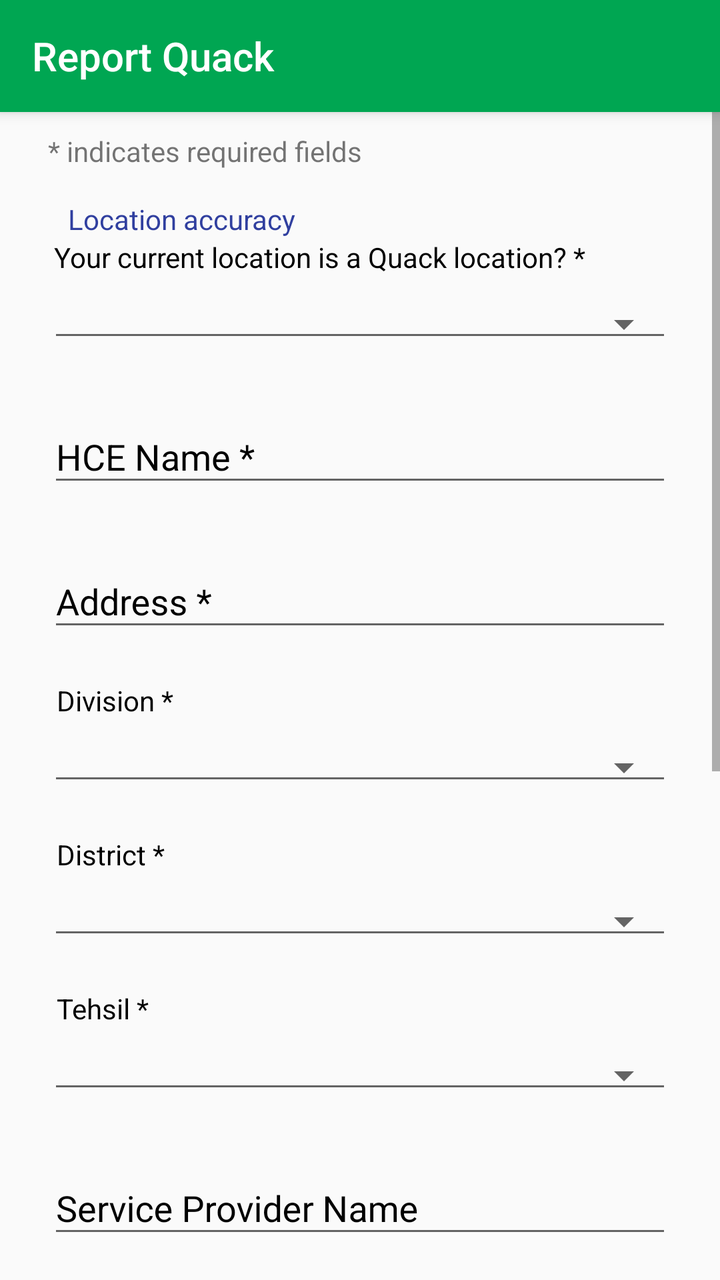
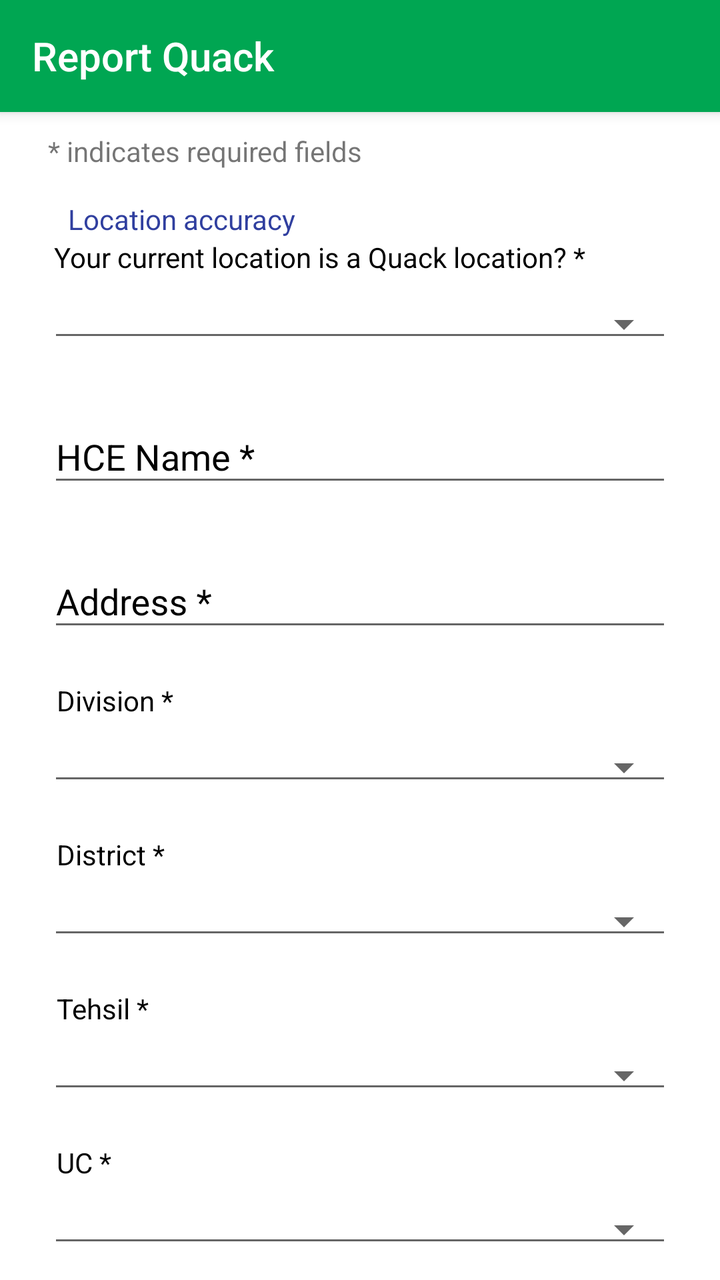

Compare the two renders of this Android layout. The source of the first and the diff that turns it into the second are given below.
<!-- AndroidManifest.xml: application theme AppTheme -->
<!-- res/layout/newquack.xml -->
<?xml version="1.0" encoding="utf-8"?>
<LinearLayout
    xmlns:android="http://schemas.android.com/apk/res/android"
    xmlns:tools="http://schemas.android.com/tools"
    xmlns:app="http://schemas.android.com/apk/res-auto"
    android:layout_width="match_parent"
    android:layout_height="match_parent"
    android:orientation="vertical"
    tools:context="com.phc.cimplus.Activities.Common.ReportQuackActivity">

    <androidx.appcompat.widget.Toolbar
        android:id="@+id/toolbar"
        android:layout_width="match_parent"
        android:layout_height="?attr/actionBarSize"
        android:background="?attr/colorPrimary"
        android:elevation="4dp"
        android:theme="@style/ThemeOverlay.AppCompat.Dark.ActionBar"
        app:popupTheme="@style/ThemeOverlay.AppCompat.Light"
        app:title="Report Quack"
        app:titleTextColor="#FFFFFF" />

    <ScrollView
        android:layout_width="match_parent"
        android:layout_height="match_parent">

        <LinearLayout
            android:layout_width="match_parent"
            android:layout_height="wrap_content"
            android:orientation="vertical"
            android:paddingLeft="24dp"
            android:paddingRight="24dp"
            android:paddingTop="5dp"
            android:paddingBottom="30dp">

            <TextView
                android:id="@+id/indicatelabel"
                android:layout_width="match_parent"
                android:layout_height="wrap_content"
                android:layout_marginTop="5dp"
                android:layout_marginBottom="5dp"
                android:text="* indicates required fields"
                />

            <LinearLayout
                android:layout_width="match_parent"
                android:layout_height="wrap_content"
                android:orientation="horizontal"
                android:gravity="start"
                android:layout_marginTop="10dp">

                <TextView
                    android:id="@+id/accuracylabel"
                    android:layout_width="wrap_content"
                    android:layout_height="wrap_content"
                    android:textColor="@color/colorPrimaryDark"
                    android:layout_marginLeft="10dp"
                    android:text="Location accuracy"/>

            </LinearLayout>

            <com.google.android.material.textfield.TextInputLayout
                android:layout_width="match_parent"
                android:layout_height="wrap_content"
                android:layout_marginBottom="10dp">

                <TextView
                    android:id="@+id/quacklabel"
                    android:layout_width="match_parent"
                    android:layout_height="wrap_content"
                    android:layout_gravity="start"
                    android:layout_marginLeft="3dp"
                    android:layout_marginBottom="10dp"
                    android:text="Your current location is a Quack location? *"
                    android:textColor="#000000" />

                <Spinner
                    android:id="@+id/quackloc_spinner"
                    style="@style/Widget.AppCompat.Spinner.Underlined"
                    android:layout_width="match_parent"
                    android:layout_height="wrap_content" />

            </com.google.android.material.textfield.TextInputLayout>

            <LinearLayout
                android:id="@+id/location_picker_block"
                android:layout_width="match_parent"
                android:layout_height="wrap_content"
                android:orientation="vertical"
                android:visibility="gone">

                <com.google.android.material.textfield.TextInputLayout
                    android:id="@+id/lat_layout"
                    android:layout_width="match_parent"
                    android:layout_height="wrap_content"
                    android:layout_marginBottom="10dp"
                    android:layout_marginTop="10dp"
                    android:textColorHint="#616161">

                    <com.google.android.material.textfield.TextInputEditText
                        android:id="@+id/lat"
                        android:layout_width="match_parent"
                        android:layout_height="wrap_content"
                        android:inputType="text"
                        android:hint="User Latitude *"
                        android:textColor="#000000"/>

                </com.google.android.material.textfield.TextInputLayout>

                <com.google.android.material.textfield.TextInputLayout
                    android:id="@+id/lng_layout"
                    android:layout_width="match_parent"
                    android:layout_height="wrap_content"
                    android:layout_marginBottom="10dp"
                    android:layout_marginTop="10dp"
                    android:textColorHint="#616161">

                    <com.google.android.material.textfield.TextInputEditText
                        android:id="@+id/lng"
                        android:layout_width="match_parent"
                        android:layout_height="wrap_content"
                        android:inputType="text"
                        android:hint="User Longitude *"
                        android:textColor="#000000"/>

                </com.google.android.material.textfield.TextInputLayout>

                <androidx.appcompat.widget.AppCompatButton
                    android:id="@+id/btn_pick_location"
                    android:layout_width="wrap_content"
                    android:layout_height="wrap_content"
                    android:layout_gravity="center_horizontal"
                    android:layout_marginTop="16dp"
                    android:layout_marginBottom="16dp"
                    android:paddingLeft="24dp"
                    android:paddingRight="24dp"
                    android:background="@drawable/btn_rounded_primary"
                    android:drawableStart="@drawable/location_pickup"
                    android:drawablePadding="8dp"
                    android:text="Select on Map"
                    android:textAllCaps="false"
                    android:textColor="#FFFFFF" />

            </LinearLayout>

            <com.google.android.material.textfield.TextInputLayout
                android:layout_width="match_parent"
                android:layout_height="wrap_content"
                android:layout_marginBottom="10dp"
                android:layout_marginTop="10dp"
                android:textColorHint="#000000">

                <com.google.android.material.textfield.TextInputEditText
                    android:id="@+id/hce_name"
                    android:layout_width="match_parent"
                    android:layout_height="wrap_content"
                    android:inputType="textMultiLine"
                    android:hint="HCE Name *"
                    android:textColor="#000000"/>

            </com.google.android.material.textfield.TextInputLayout>

            <com.google.android.material.textfield.TextInputLayout
                android:layout_width="match_parent"
                android:layout_height="wrap_content"
                android:layout_marginBottom="10dp"
                android:layout_marginTop="10dp"
                android:textColorHint="#000000">

                <com.google.android.material.textfield.TextInputEditText
                    android:id="@+id/Address"
                    android:layout_width="match_parent"
                    android:layout_height="wrap_content"
                    android:hint="Address *"
                    android:inputType="textMultiLine"
                    android:textColor="#000000"
                    android:textColorHighlight="#000000" />

            </com.google.android.material.textfield.TextInputLayout>

            <com.google.android.material.textfield.TextInputLayout
                android:layout_width="match_parent"
                android:layout_height="wrap_content"
                android:layout_marginBottom="10dp"
                android:layout_marginTop="10dp">

                <TextView
                    android:id="@+id/divisionlabel"
                    android:layout_width="match_parent"
                    android:layout_height="wrap_content"
                    android:layout_gravity="center"
                    android:layout_marginLeft="3dp"
                    android:layout_marginBottom="10dp"
                    android:text="Division *"
                    android:textColor="#000000" />

                <Spinner
                    android:id="@+id/division_spinner"
                    style="@style/Widget.AppCompat.Spinner.Underlined"
                    android:layout_width="match_parent"
                    android:layout_height="wrap_content" />

            </com.google.android.material.textfield.TextInputLayout>

            <com.google.android.material.textfield.TextInputLayout
                android:layout_width="match_parent"
                android:layout_height="wrap_content"
                android:layout_marginBottom="10dp"
                android:layout_marginTop="10dp">

                <TextView
                    android:id="@+id/districtlabel"
                    android:layout_width="match_parent"
                    android:layout_height="wrap_content"
                    android:layout_gravity="center"
                    android:layout_marginLeft="3dp"
                    android:layout_marginBottom="10dp"
                    android:text="District *"
                    android:textColor="#000000" />

                <Spinner
                    android:id="@+id/district"
                    style="@style/Widget.AppCompat.Spinner.Underlined"
                    android:layout_width="match_parent"
                    android:layout_height="wrap_content"
                    />
            </com.google.android.material.textfield.TextInputLayout>

            <com.google.android.material.textfield.TextInputLayout
                android:layout_width="match_parent"
                android:layout_height="wrap_content"
                android:layout_marginBottom="10dp"
                android:layout_marginTop="10dp">

                <TextView
                    android:id="@+id/Tehsillabel"
                    android:layout_width="match_parent"
                    android:layout_height="wrap_content"
                    android:layout_gravity="center"
                    android:layout_marginLeft="3dp"
                    android:layout_marginBottom="10dp"
                    android:text="Tehsil *"
                    android:textColor="#000000" />

                <Spinner
                    android:id="@+id/Tehsil_spinner"
                    style="@style/Widget.AppCompat.Spinner.Underlined"
                    android:layout_width="match_parent"
                    android:layout_height="wrap_content"
                    />
            </com.google.android.material.textfield.TextInputLayout>

            <com.google.android.material.textfield.TextInputLayout
                android:layout_width="match_parent"
                android:layout_height="wrap_content"
                android:layout_marginBottom="10dp"
                android:layout_marginTop="10dp"
                android:textColorHint="#000000">

                <com.google.android.material.textfield.TextInputEditText
                    android:id="@+id/HCSP_Name"
                    android:layout_width="match_parent"
                    android:layout_height="wrap_content"
                    android:hint="Service Provider Name"
                    android:inputType="textCapWords"
                    android:textColor="#000000"
                    android:tooltipText="Healthcare Service Provider" />

            </com.google.android.material.textfield.TextInputLayout>
            <com.google.android.material.textfield.TextInputLayout
                android:layout_width="match_parent"
                android:layout_height="wrap_content"
                android:layout_marginBottom="10dp"
                android:layout_marginTop="10dp"
                android:textColorHint="#000000">

                <com.google.android.material.textfield.TextInputEditText
                    android:id="@+id/HCSP_SO"
                    android:layout_width="match_parent"
                    android:layout_height="wrap_content"
                    android:hint="Service Provider S/O"
                    android:inputType="textCapWords"
                    android:textColor="#000000"
                    android:tooltipText="Service Provider S/O" />
            </com.google.android.material.textfield.TextInputLayout>

            <com.google.android.material.textfield.TextInputLayout
                android:layout_width="match_parent"
                android:layout_height="wrap_content"
                android:layout_marginBottom="10dp"
                android:layout_marginTop="10dp"
                android:textColorHint="#000000">

                <com.google.android.material.textfield.TextInputEditText
                    android:id="@+id/CNIC"
                    android:layout_width="match_parent"
                    android:layout_height="wrap_content"
                    android:hint="Service Provider CNIC"
                    android:inputType="number"
                    android:textColor="#000000"
                    android:maxLength="15" />
            </com.google.android.material.textfield.TextInputLayout>

            <com.google.android.material.textfield.TextInputLayout
                android:layout_width="match_parent"
                android:layout_height="wrap_content"
                android:layout_marginBottom="10dp"
                android:layout_marginTop="10dp"
                android:textColorHint="#000000">

                <com.google.android.material.textfield.TextInputEditText
                    android:id="@+id/Mobile"
                    android:layout_width="match_parent"
                    android:layout_height="wrap_content"
                    android:hint="Service Provider Mobile"
                    android:inputType="phone"
                    android:maxLength="11"
                    android:textColor="#000000" />
            </com.google.android.material.textfield.TextInputLayout>

            <EditText
                android:id="@+id/comments"
                android:layout_width="match_parent"
                android:layout_height="wrap_content"
                android:layout_marginBottom="10dp"
                android:layout_marginTop="10dp"
                android:backgroundTint="@color/colorPrimaryDark"
                android:hint="Write your comments here"
                android:inputType="textMultiLine"
                android:paddingLeft="10dp" />

            <TextView
                android:id="@+id/errortext"
                android:layout_width="wrap_content"
                android:layout_height="wrap_content"
                android:layout_gravity="center"
                android:layout_marginBottom="10dp"
                android:layout_marginTop="10dp"
                android:textSize="15dp"
                android:text="* Required fields are missing"
                android:textColor="#f70505" />

            <androidx.appcompat.widget.AppCompatButton
                android:id="@+id/btn_submit"
                android:layout_width="wrap_content"
                android:layout_height="wrap_content"
                android:layout_marginBottom="40dp"
                android:layout_marginTop="20dp"
                android:layout_gravity="end"
                android:paddingLeft="32dp"
                android:paddingRight="32dp"
                android:background="@drawable/btn_rounded_primary"
                android:backgroundTint="#229954"
                android:text="Save and Proceed"
                android:textAllCaps="false"
                android:textSize="16sp"
                android:textColor="#FFFFFF" />

        </LinearLayout>
    </ScrollView>
</LinearLayout>
<!-- resources referenced by this layout -->
<resources>
  <color name="colorPrimaryDark">#303F9F</color>
  <!-- drawable btn_rounded_primary (drawable) -->
  <?xml version="1.0" encoding="utf-8"?>
  <ripple xmlns:android="http://schemas.android.com/apk/res/android"
      android:color="#40FFFFFF">
      <item>
          <shape android:shape="rectangle">
              <solid android:color="@color/colorPrimaryDark" />
              <corners android:radius="8dp" />
          </shape>
      </item>
  </ripple>
  <!-- drawable location_pickup: png bitmap (drawable, 1305 bytes) -->
  <style name="AppTheme" parent="Theme.AppCompat.Light.DarkActionBar">
      
      <item name="colorPrimary">@color/colorPrimary</item>
      <item name="colorPrimaryDark">@color/colorPrimaryDark</item>
      <item name="colorAccent">@color/colorAccent</item>
  </style>
  <color name="colorPrimary">#FF00A652</color>
  <color name="colorAccent">#FF4081</color>
</resources>

<!-- the commit's change to res/layout/newquack.xml (unified diff, before → after) -->
@@ -1,27 +1,37 @@
 <?xml version="1.0" encoding="utf-8"?>
-<LinearLayout
+<androidx.coordinatorlayout.widget.CoordinatorLayout
     xmlns:android="http://schemas.android.com/apk/res/android"
     xmlns:tools="http://schemas.android.com/tools"
     xmlns:app="http://schemas.android.com/apk/res-auto"
     android:layout_width="match_parent"
     android:layout_height="match_parent"
-    android:orientation="vertical"
+    android:fitsSystemWindows="true"
+    android:background="#FFFFFF"
     tools:context="com.phc.cimplus.Activities.Common.ReportQuackActivity">
 
-    <androidx.appcompat.widget.Toolbar
-        android:id="@+id/toolbar"
+    <com.google.android.material.appbar.AppBarLayout
         android:layout_width="match_parent"
-        android:layout_height="?attr/actionBarSize"
-        android:background="?attr/colorPrimary"
-        android:elevation="4dp"
-        android:theme="@style/ThemeOverlay.AppCompat.Dark.ActionBar"
-        app:popupTheme="@style/ThemeOverlay.AppCompat.Light"
-        app:title="Report Quack"
-        app:titleTextColor="#FFFFFF" />
-
-    <ScrollView
+        android:layout_height="wrap_content"
+        android:fitsSystemWindows="true"
+        android:theme="@style/ThemeOverlay.AppCompat.Dark.ActionBar">
+
+        <androidx.appcompat.widget.Toolbar
+            android:id="@+id/toolbar"
+            android:layout_width="match_parent"
+            android:layout_height="?attr/actionBarSize"
+            android:background="?attr/colorPrimary"
+            android:elevation="4dp"
+            app:popupTheme="@style/ThemeOverlay.AppCompat.Light"
+            app:title="Report Quack"
+            app:titleTextColor="#FFFFFF" />
+
+    </com.google.android.material.appbar.AppBarLayout>
+
+    <androidx.core.widget.NestedScrollView
         android:layout_width="match_parent"
-        android:layout_height="match_parent">
+        android:layout_height="match_parent"
+        android:fillViewport="true"
+        app:layout_behavior="@string/appbar_scrolling_view_behavior">
 
         <LinearLayout
             android:layout_width="match_parent"
@@ -30,7 +40,63 @@
             android:paddingLeft="24dp"
             android:paddingRight="24dp"
             android:paddingTop="5dp"
-            android:paddingBottom="30dp">
+            android:paddingBottom="50dp">
+
+            
+            <LinearLayout
+                android:id="@+id/layout_current_uc"
+                android:layout_width="match_parent"
+                android:layout_height="wrap_content"
+                android:orientation="vertical"
+                android:background="#E8F5E9"
+                android:padding="12dp"
+                android:layout_marginTop="8dp"
+                android:layout_marginBottom="12dp"
+                android:visibility="gone">
+
+                <LinearLayout
+                    android:layout_width="match_parent"
+                    android:layout_height="wrap_content"
+                    android:gravity="center_vertical"
+                    android:orientation="horizontal">
+
+                    <TextView
+                        android:layout_width="0dp"
+                        android:layout_height="wrap_content"
+                        android:layout_weight="1"
+                        android:text="📍 Current Detected Location:"
+                        android:textColor="#2E7D32"
+                        android:textStyle="bold"
+                        android:textSize="13sp" />
+
+                    <ImageView
+                        android:id="@+id/btn_refresh_uc"
+                        android:layout_width="28dp"
+                        android:layout_height="28dp"
+                        android:background="?attr/selectableItemBackgroundBorderless"
+                        android:padding="4dp"
+                        android:src="@android:drawable/ic_menu_rotate"
+                        android:tint="#2E7D32" />
+                </LinearLayout>
+
+                <TextView
+                    android:id="@+id/txt_current_uc_display"
+                    android:layout_width="wrap_content"
+                    android:layout_height="wrap_content"
+                    android:layout_marginTop="3dp"
+                    android:text="Detecting location..."
+                    android:textColor="#1B5E20"
+                    android:textSize="15sp"
+                    android:textStyle="bold" />
+
+                <TextView
+                    android:id="@+id/txt_current_location_details"
+                    android:layout_width="wrap_content"
+                    android:layout_height="wrap_content"
+                    android:layout_marginTop="3dp"
+                    android:textColor="#388E3C"
+                    android:textSize="12sp" />
+            </LinearLayout>
 
             <TextView
                 android:id="@+id/indicatelabel"
@@ -249,6 +315,31 @@
                     />
             </com.google.android.material.textfield.TextInputLayout>
 
+            
+            <com.google.android.material.textfield.TextInputLayout
+                android:layout_width="match_parent"
+                android:layout_height="wrap_content"
+                android:layout_marginBottom="10dp"
+                android:layout_marginTop="10dp"
+                android:textColorHint="#000000">
+
+                <TextView
+                    android:id="@+id/uclabel"
+                    android:layout_width="match_parent"
+                    android:layout_height="wrap_content"
+                    android:layout_gravity="center"
+                    android:layout_marginLeft="3dp"
+                    android:layout_marginBottom="10dp"
+                    android:text="UC *"
+                    android:textColor="#000000" />
+
+                <Spinner
+                    android:id="@+id/uc_spinner"
+                    style="@style/Widget.AppCompat.Spinner.Underlined"
+                    android:layout_width="match_parent"
+                    android:layout_height="wrap_content" />
+            </com.google.android.material.textfield.TextInputLayout>
+
             <com.google.android.material.textfield.TextInputLayout
                 android:layout_width="match_parent"
                 android:layout_height="wrap_content"
@@ -356,5 +447,5 @@
                 android:textColor="#FFFFFF" />
 
         </LinearLayout>
-    </ScrollView>
-</LinearLayout>
+    </androidx.core.widget.NestedScrollView>
+</androidx.coordinatorlayout.widget.CoordinatorLayout>
